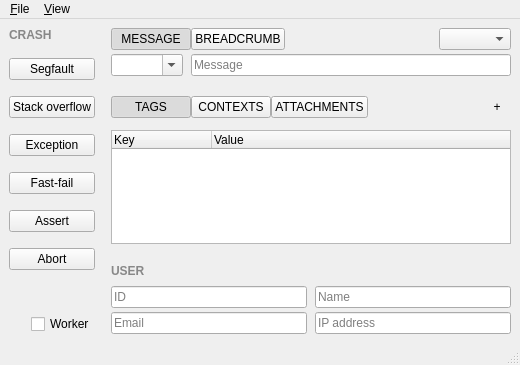
jpnurmi/sentry-playground, file sentrywindow.ui: the form before one commit.
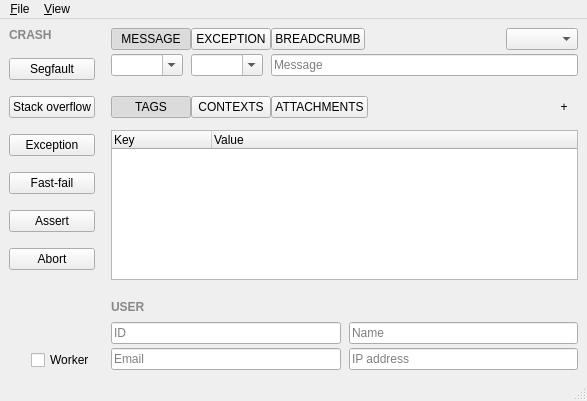
The form after the commit.

Commit message: Capture exception

The edit to the form file:
```diff
--- a/sentrywindow.ui
+++ b/sentrywindow.ui
@@ -6,8 +6,8 @@
    <rect>
     <x>0</x>
     <y>0</y>
-    <width>520</width>
-    <height>365</height>
+    <width>587</width>
+    <height>401</height>
    </rect>
   </property>
   <property name="windowTitle">
@@ -47,7 +47,7 @@
          </widget>
         </item>
         <item>
-         <widget class="QPushButton" name="exceptionButton">
+         <widget class="QPushButton" name="throwButton">
           <property name="text">
            <string>Exception</string>
           </property>
@@ -119,6 +119,16 @@
             </property>
            </widget>
           </item>
+          <item>
+           <widget class="QPushButton" name="exceptionButton">
+            <property name="text">
+             <string>EXCEPTION</string>
+            </property>
+            <property name="checkable">
+             <bool>true</bool>
+            </property>
+           </widget>
+          </item>
           <item>
            <widget class="QPushButton" name="breadcrumbButton">
             <property name="text">
@@ -142,6 +152,22 @@
             </property>
            </spacer>
           </item>
+          <item>
+           <spacer name="horizontalSpacer">
+            <property name="orientation">
+             <enum>Qt::Orientation::Horizontal</enum>
+            </property>
+            <property name="sizeType">
+             <enum>QSizePolicy::Policy::MinimumExpanding</enum>
+            </property>
+            <property name="sizeHint" stdset="0">
+             <size>
+              <width>12</width>
+              <height>20</height>
+             </size>
+            </property>
+           </spacer>
+          </item>
           <item>
            <widget class="QComboBox" name="messageLevelBox">
             <property name="sizePolicy">
@@ -162,6 +188,22 @@
           <property name="spacing">
            <number>8</number>
           </property>
+          <item>
+           <widget class="QComboBox" name="exceptionTypeBox">
+            <property name="sizePolicy">
+             <sizepolicy hsizetype="Maximum" vsizetype="Fixed">
+              <horstretch>0</horstretch>
+              <verstretch>0</verstretch>
+             </sizepolicy>
+            </property>
+            <property name="editable">
+             <bool>true</bool>
+            </property>
+            <property name="sizeAdjustPolicy">
+             <enum>QComboBox::SizeAdjustPolicy::AdjustToContents</enum>
+            </property>
+           </widget>
+          </item>
           <item>
            <widget class="QComboBox" name="breadcrumbTypeBox">
             <property name="sizePolicy">
@@ -413,7 +455,7 @@
     <rect>
      <x>0</x>
      <y>0</y>
-     <width>520</width>
+     <width>587</width>
      <height>30</height>
     </rect>
    </property>
```
The commit also changes 3 other files.
